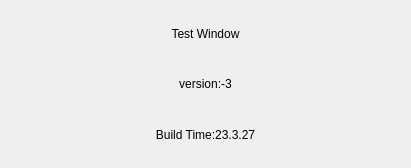
kechuan/HTTP-QT, file about.ui: the form before one commit.
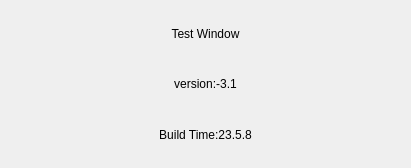
The form after the commit.

The edit to the form file:
```diff
--- a/about.ui
+++ b/about.ui
@@ -36,7 +36,7 @@
      <item>
       <widget class="QLabel" name="AboutVersion">
        <property name="text">
-        <string>version:-3</string>
+        <string>version:-3.1</string>
        </property>
        <property name="alignment">
         <set>Qt::AlignCenter</set>
@@ -50,7 +50,7 @@
      <item>
       <widget class="QLabel" name="AboutTime">
        <property name="text">
-        <string>Build Time:23.3.27</string>
+        <string>Build Time:23.5.8</string>
        </property>
        <property name="alignment">
         <set>Qt::AlignCenter</set>
```
